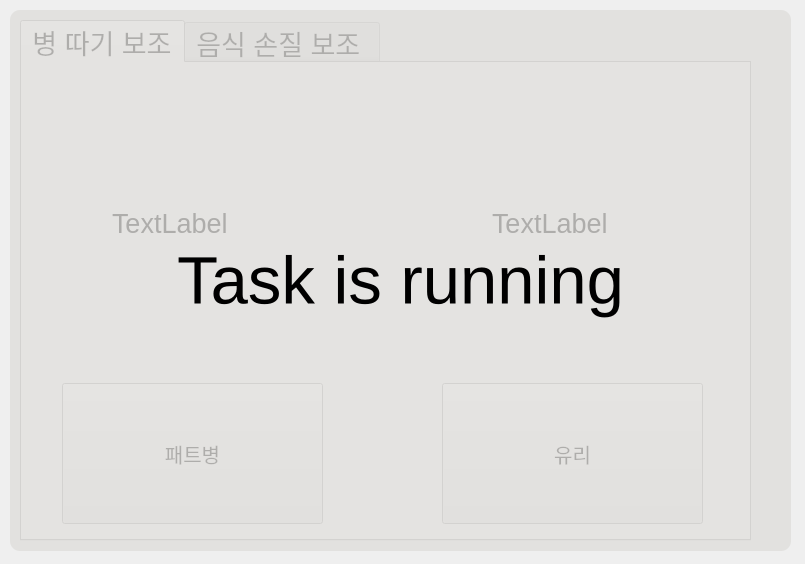
Old version of the form resource/one_hand_plus_ui.ui in the repository GooMinjae/One_Hand_Plus.
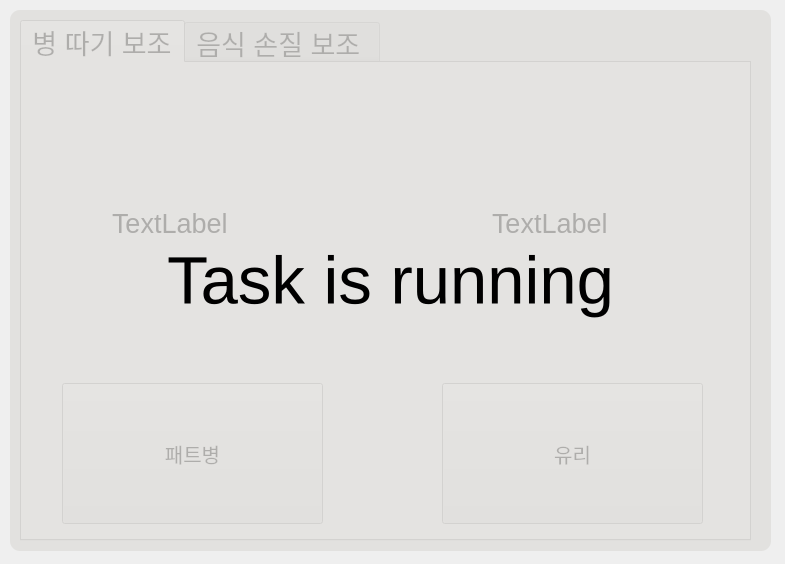
New version of the form.

What changed in the file:
```diff
--- a/resource/one_hand_plus_ui.ui
+++ b/resource/one_hand_plus_ui.ui
@@ -6,7 +6,7 @@
    <rect>
     <x>0</x>
     <y>0</y>
-    <width>805</width>
+    <width>785</width>
     <height>564</height>
    </rect>
   </property>
@@ -18,7 +18,7 @@
     <rect>
      <x>10</x>
      <y>10</y>
-     <width>781</width>
+     <width>761</width>
      <height>541</height>
     </rect>
    </property>
```
